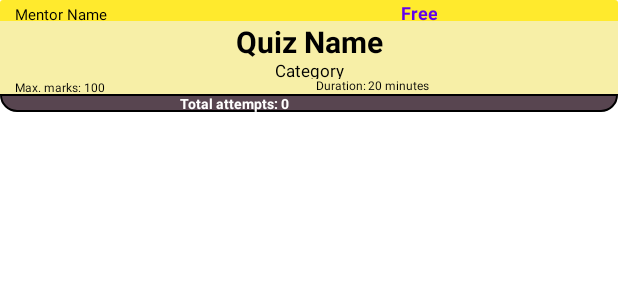
After one commit to neeraj968983/QuizzellApp, an Android app: the layout quiz_list_cardview.xml on its own in the app's theme, with its tools: preview values and no code run, on a phone screen of 412 x 824 dp. The commit adds this screen. Shown: the top 300 px of the screen. Run offline under Robolectric (Android 15) with nearby library versions, the phone set to English and light mode, and no system bars; Roboto replaces fonts that are not available here.

Commit message:
all files

```diff
--- a/app/src/main/AndroidManifest.xml
+++ b/app/src/main/AndroidManifest.xml
@@ -1,6 +1,7 @@
 <?xml version="1.0" encoding="utf-8"?>
 <manifest xmlns:android="http://schemas.android.com/apk/res/android"
     package="com.example.quizellapp">
+    <uses-permission android:name="android.permission.SEND_SMS"/>
 
     <application
         android:allowBackup="true"
--- /dev/null
+++ b/app/src/main/java/com/example/quizellapp/QuizDetailForList.kt
@@ -0,0 +1,5 @@
+package com.example.quizellapp
+
+data class QuizDetailForList(var quizname:String?, var mentorname:String?, var quiztype:String?,var category:String?, var maxmarks:Int, var duration:Int, var totalattempts:Int ){
+
+}
--- a/app/src/main/java/com/example/quizellapp/ScoreDatabase.kt
+++ b/app/src/main/java/com/example/quizellapp/ScoreDatabase.kt
@@ -131,4 +131,5 @@ class ScoreDatabase(context:Context): SQLiteOpenHelper(context, databaseName, nu
         }
         return studentList
     }
+
 }
--- /dev/null
+++ b/app/src/main/res/drawable/quizlistborder.xml
@@ -0,0 +1,14 @@
+<?xml version="1.0" encoding="utf-8"?>
+<shape xmlns:android="http://schemas.android.com/apk/res/android">
+
+    <corners
+        android:bottomLeftRadius="25dp"
+        android:bottomRightRadius="25dp"
+        />
+    <stroke
+        android:width="1dp"
+        />
+    <solid
+        android:color="@color/toolbarColor"
+        />
+</shape>
--- /dev/null
+++ b/app/src/main/res/layout/quiz_list_cardview.xml
@@ -0,0 +1,176 @@
+<?xml version="1.0" encoding="utf-8"?>
+<androidx.cardview.widget.CardView
+    xmlns:android="http://schemas.android.com/apk/res/android"
+    xmlns:app="http://schemas.android.com/apk/res-auto"
+    xmlns:tools="http://schemas.android.com/tools"
+    android:layout_width="match_parent"
+    android:layout_height="wrap_content"
+    android:layout_margin="0dp"
+    app:cardElevation="0dp"
+    app:cardPreventCornerOverlap="false"
+    android:backgroundTint="@color/white"
+    >
+    <LinearLayout
+        android:layout_width="match_parent"
+        android:layout_height="match_parent"
+        android:orientation="vertical"
+
+        >
+
+        <LinearLayout
+            android:layout_width="match_parent"
+            android:layout_height="14dp"
+            android:orientation="horizontal"
+            android:paddingLeft="10dp"
+            android:background="@color/yellow"
+            >
+
+            <TextView
+                android:id="@+id/MentorName"
+                android:layout_width="wrap_content"
+                android:layout_height="wrap_content"
+                android:text="Mentor Name"
+                android:textSize="10dp"
+                android:textColor="@color/black"
+                android:gravity="top"
+                />
+
+            <TextView
+                android:id="@+id/QuizType"
+                android:layout_width="80dp"
+                android:layout_height="match_parent"
+                android:text="Free"
+                android:textSize="12dp"
+                android:textStyle="bold"
+                android:layout_marginLeft="140dp"
+                android:textColor="@color/purple_500"
+                android:gravity="top|right"
+                />
+
+        </LinearLayout>
+        <LinearLayout
+            android:layout_width="match_parent"
+            android:layout_height="25dp"
+            android:orientation="horizontal"
+            android:background="@color/YellowShade"
+            >
+
+            <TextView
+                android:id="@+id/QuizName"
+                android:layout_width="match_parent"
+                android:layout_height="wrap_content"
+                android:text="Quiz Name"
+                android:textStyle="bold"
+                android:textSize="20dp"
+                android:textColor="@color/black"
+                android:gravity="center_horizontal|center_vertical"
+                />
+
+
+        </LinearLayout>
+        <LinearLayout
+            android:layout_width="match_parent"
+            android:layout_height="13dp"
+            android:orientation="horizontal"
+            android:background="@color/YellowShade"
+            >
+
+            <TextView
+                android:id="@+id/Category"
+                android:layout_width="match_parent"
+                android:layout_height="wrap_content"
+                android:text="Category"
+                android:textSize="11dp"
+                android:textColor="@color/black"
+                android:gravity="center"
+                />
+
+
+        </LinearLayout>
+
+        <LinearLayout
+            android:layout_width="match_parent"
+            android:layout_height="10dp"
+            android:orientation="horizontal"
+            android:paddingLeft="10dp"
+            android:background="@color/YellowShade"
+            >
+
+            <TextView
+                android:id="@+id/MaxMarksLabel"
+                android:layout_width="wrap_content"
+                android:layout_height="wrap_content"
+                android:text="Max. marks: "
+                android:textSize="8dp"
+                android:textColor="@color/black"
+                android:gravity="center|start"
+                />
+            <TextView
+                android:id="@+id/MaxMarks"
+                android:layout_width="wrap_content"
+                android:layout_height="wrap_content"
+                android:text="100"
+                android:textSize="8dp"
+                android:textColor="@color/black"
+                android:gravity="center|start"
+                />
+            <TextView
+                android:id="@+id/DurationLabel"
+                android:layout_width="wrap_content"
+                android:layout_height="wrap_content"
+                android:text="Duration: "
+                android:textSize="8dp"
+                android:textColor="@color/black"
+                android:layout_marginLeft="140dp"
+                android:gravity="bottom|right"
+                />
+            <TextView
+                android:id="@+id/Duration"
+                android:layout_width="wrap_content"
+                android:layout_height="wrap_content"
+                android:text="20 minutes"
+                android:textSize="8dp"
+                android:textColor="@color/black"
+                android:gravity="bottom|right"
+                />
+        </LinearLayout>
+        <LinearLayout
+            android:layout_width="match_parent"
+            android:layout_height="12dp"
+            android:orientation="horizontal"
+            android:background="@drawable/quizlistborder"
+            >
+
+            <TextView
+                android:id="@+id/AttemptLeftLabel"
+                android:layout_width="wrap_content"
+                android:layout_height="match_parent"
+                android:text="Total attempts: "
+                android:textSize="9dp"
+                android:textStyle="bold"
+                android:textColor="@color/white"
+                android:gravity="center"
+                android:layout_marginLeft="120dp"
+                />
+            <TextView
+                android:id="@+id/AttemptLeft"
+                android:layout_width="wrap_content"
+                android:layout_height="match_parent"
+                android:text="0"
+                android:textStyle="bold"
+                android:textSize="9dp"
+                android:textColor="@color/white"
+                android:gravity="center"
+                />
+        </LinearLayout>
+        <LinearLayout
+            android:layout_width="wrap_content"
+            android:layout_height="2dp"
+            android:background="@color/white"
+            />
+
+
+    </LinearLayout>
+
+
+</androidx.cardview.widget.CardView>
--- a/app/src/main/res/layout/ranking_cardview.xml
+++ b/app/src/main/res/layout/ranking_cardview.xml
@@ -9,6 +9,7 @@
     app:cardElevation="0dp"
     app:cardPreventCornerOverlap="false"
     android:backgroundTint="@color/transparent"
+    android:elevation="10dp"
     >
     <LinearLayout
         android:layout_width="match_parent"
--- a/app/src/main/res/values/colors.xml
+++ b/app/src/main/res/values/colors.xml
@@ -14,4 +14,6 @@
     <color name="red">#F44336</color>
     <color name="grey">#FF757575</color>
     <color name="userscoreColor">#491967</color>
+    <color name="yellow">#FFEA2D</color>
+    <color name="YellowShade">#7EEFDF4E</color>
 </resources>
```
Also changed, not shown: app/src/main/java/com/example/quizellapp/MentorDashboard.kt (+40 -2 lines), app/src/main/java/com/example/quizellapp/QuizInfoDatabase.kt (+11 -0 lines), app/src/main/java/com/example/quizellapp/QuizListCustomAdaptor.kt (added, +36 -0 lines), app/src/main/java/com/example/quizellapp/RegisterPage.kt (+8 -0 lines), app/src/main/java/com/example/quizellapp/StudentHomePage.kt (+62 -4 lines).
